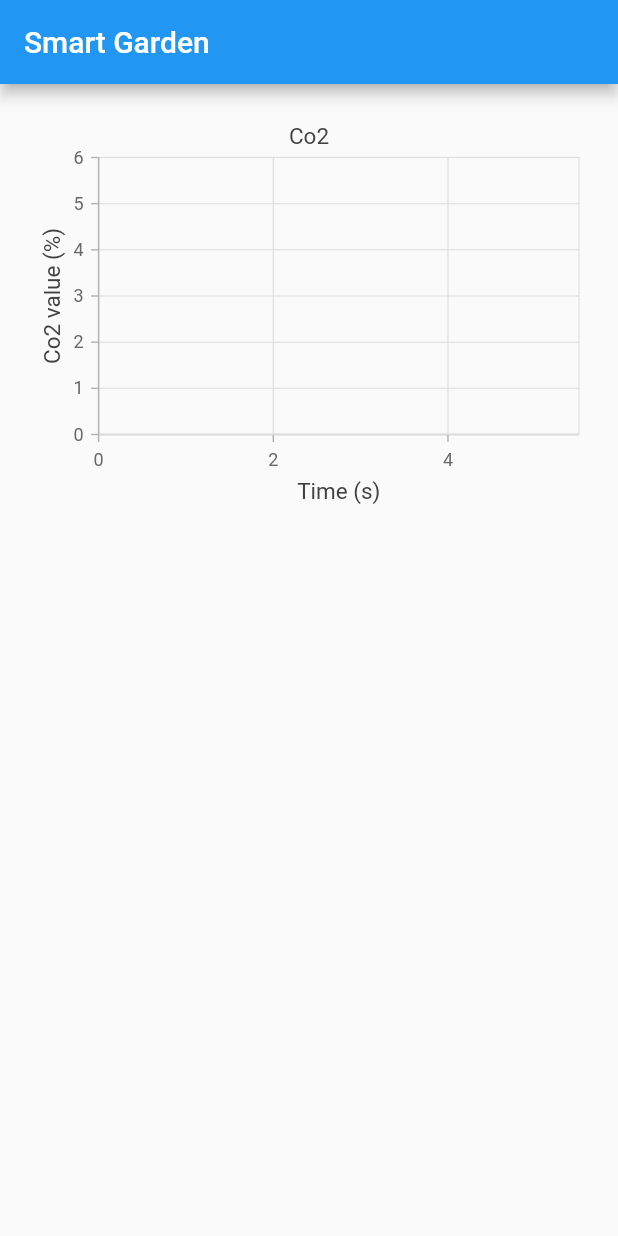
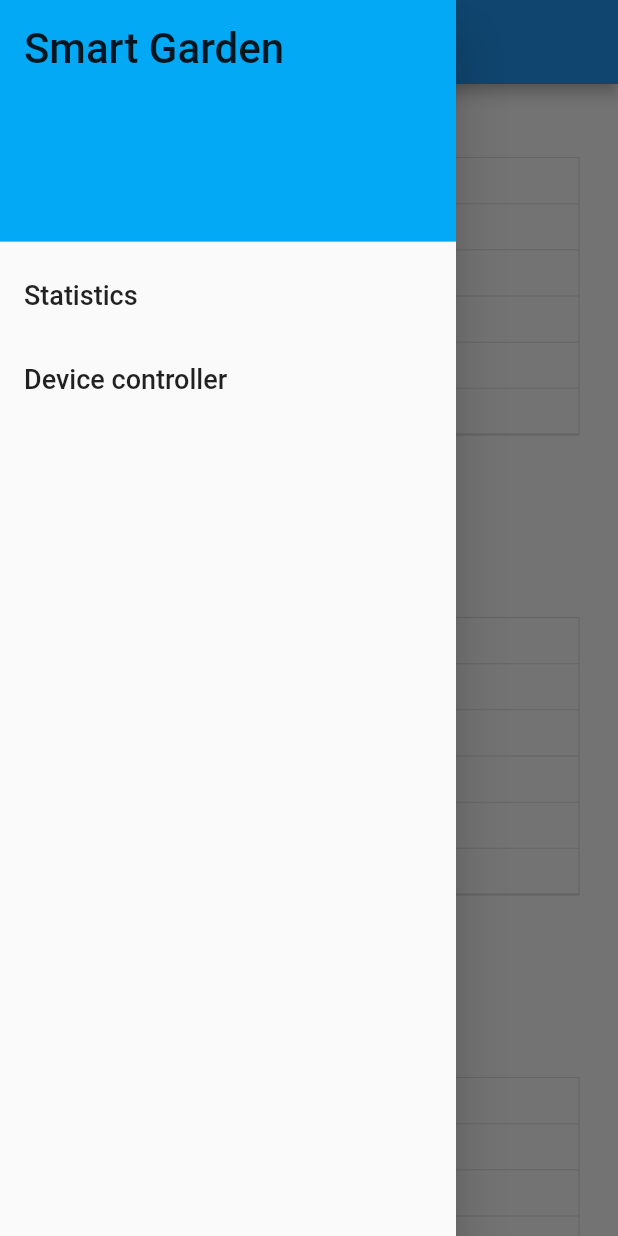
Before and after one commit to NamLH1310/Multidisciplinary-Project, a Flutter app: the screen it shows after launch, with the side drawer open (before the commit the screen has no drawer), on a phone screen of 412 x 824 dp. Run offline on Flutter 3.47's test engine with Material 2 defaults, Android fonts, the phone set to English and light mode, and no system bars; our stand-ins replace cloud_firestore, firebase_core, syncfusion_flutter_charts; accounts and stored records are empty; generated files the repository leaves out were written again.

```diff
--- a/lib/screens/home_screen.dart
+++ b/lib/screens/home_screen.dart
@@ -1,4 +1,5 @@
 import 'package:flutter/material.dart';
+import '../shared/menu_drawer.dart';
 import '../widgets/graph.dart';
 
 class HomeScreen extends StatefulWidget {
@@ -12,15 +13,38 @@ class _HomeScreenState extends State<HomeScreen> {
   @override
   Widget build(BuildContext context) {
     return Scaffold(
-      appBar: AppBar(title: const Text("Smart Garden")),
-      body: Column(
+      appBar: AppBar(title: const Text("Statistics")),
+      drawer: const MenuDrawer(),
+      body: SingleChildScrollView(
+        child: Column(
           children: [
             graphColumn(const GraphDisplay(
               dataUnit: "%",
               dataName: "Co2",
               collectionName: "co2_data",
             )),
+            graphColumn(const GraphDisplay(
+              dataUnit: "%",
+              dataName: "Humid",
+              collectionName: "humid_data",
+            )),
+            graphColumn(const GraphDisplay(
+              dataUnit: "%",
+              dataName: "Soil Moisture",
+              collectionName: "soil_moisture_data",
+            )),
+            graphColumn(const GraphDisplay(
+              dataUnit: "Celcius",
+              dataName: "Temperature",
+              collectionName: "temperature_data",
+            )),
+            graphColumn(const GraphDisplay(
+              dataUnit: "%",
+              dataName: "Light",
+              collectionName: "light_data",
+            )),
           ],
+        ),
       ),
     );
   }
--- /dev/null
+++ b/lib/shared/menu_drawer.dart
@@ -0,0 +1,58 @@
+import 'package:flutter/material.dart';
+import '../screens/device_controller.dart';
+import '../screens/home_screen.dart';
+
+class MenuDrawer extends StatelessWidget {
+  const MenuDrawer({Key? key}) : super(key: key);
+
+  @override
+  Widget build(BuildContext context) {
+    return Drawer(
+      child: ListView(
+        children: buildMenuItems(context),
+      ),
+    );
+  }
+
+  List<Widget> buildMenuItems(BuildContext context) {
+    final List<String> menuTitles = [
+      'Statistics',
+      'Device controller',
+    ];
+    final List<Widget> menuItems = [];
+    menuItems.add(const DrawerHeader(
+      decoration: BoxDecoration(color: Colors.lightBlue),
+      child: Text(
+        "Smart Garden",
+        style: TextStyle(
+          fontSize: 28,
+        ),
+      ),
+    ));
+
+    for (var item in menuTitles) {
+      Widget screen = Container();
+      menuItems.add(ListTile(
+        title: Text(
+          item,
+          style: const TextStyle(fontSize: 18),
+        ),
+        onTap: () {
+          switch (item) {
+            case 'Statistics':
+              screen = const HomeScreen();
+              break;
+            case 'Device controller':
+              screen = const DeviceController();
+              break;
+          }
+          Navigator.of(context).pop();
+          Navigator.of(context).push(MaterialPageRoute(
+            builder: (context) => screen,
+          ));
+        },
+      ));
+    }
+    return menuItems;
+  }
+}
```
Also changed, not shown: lib/screens/device_controller.dart (added, +104 -0 lines), pubspec.lock. Lines whose indentation alone changed are shown as unchanged.
